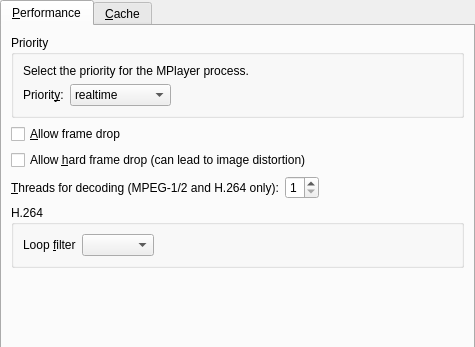
Old version of the form src/prefperformance.ui in the repository rossy/SMPlayer2; both pictures show x 0 to 475 and y 0 to 347 of the 475 by 591 pixel window.
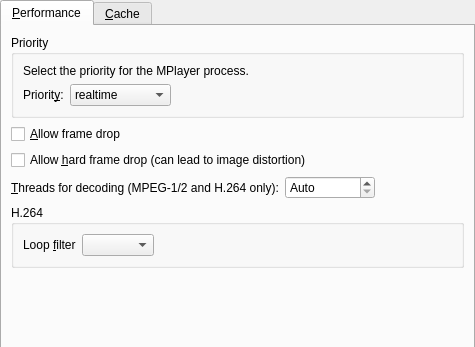
New version of the form.

Commit message:
Add default “Auto” option for thread setting in performance preferences.
Also rename the config file variable to avoid confusing users who had it
set to the previous default value of 1.

The edit to the form file:
```diff
--- a/src/prefperformance.ui
+++ b/src/prefperformance.ui
@@ -165,14 +165,35 @@
          </item>
          <item>
           <widget class="QSpinBox" name="threads_spin">
+           <property name="sizePolicy">
+            <sizepolicy hsizetype="MinimumExpanding" vsizetype="Fixed">
+             <horstretch>0</horstretch>
+             <verstretch>0</verstretch>
+            </sizepolicy>
+           </property>
+           <property name="minimumSize">
+            <size>
+             <width>0</width>
+             <height>0</height>
+            </size>
+           </property>
+           <property name="baseSize">
+            <size>
+             <width>0</width>
+             <height>0</height>
+            </size>
+           </property>
+           <property name="specialValueText">
+            <string>Auto</string>
+           </property>
            <property name="minimum">
-            <number>1</number>
+            <number>0</number>
            </property>
            <property name="maximum">
-            <number>8</number>
+            <number>16</number>
            </property>
            <property name="value">
-            <number>1</number>
+            <number>0</number>
            </property>
           </widget>
          </item>
@@ -181,9 +202,12 @@
            <property name="orientation">
             <enum>Qt::Horizontal</enum>
            </property>
+           <property name="sizeType">
+            <enum>QSizePolicy::Expanding</enum>
+           </property>
            <property name="sizeHint" stdset="0">
             <size>
-             <width>40</width>
+             <width>30</width>
              <height>20</height>
             </size>
            </property>
```
The commit also changes 3 other files.
